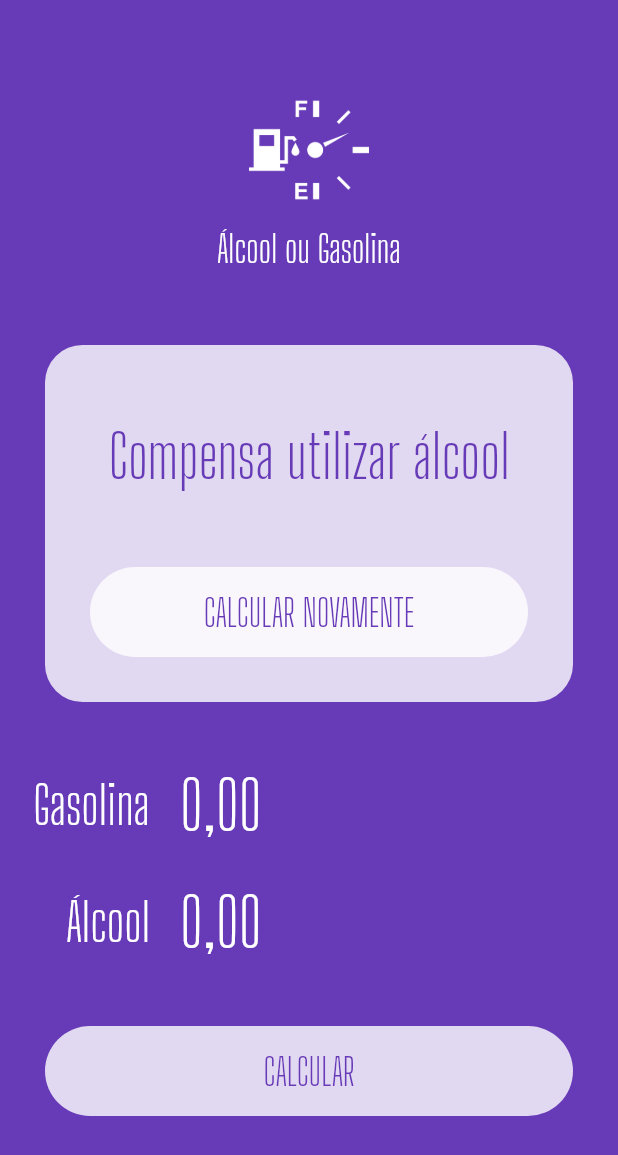
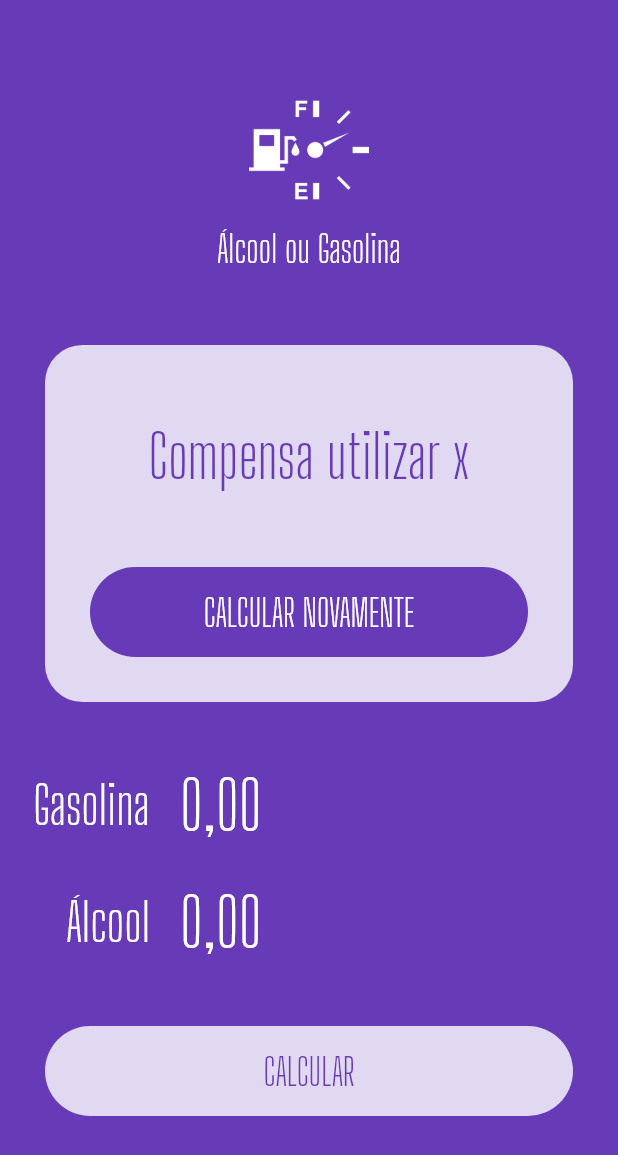
Before and after one commit to enilsonfilho/aog, a Flutter app: the screen it shows after launch, on a phone screen of 412 x 824 dp. Shown: the top 1155 px of the screen. Run offline on Flutter 3.47's test engine with Material 2 defaults, Android fonts, the phone set to English and light mode, and no system bars; our stand-ins replace flutter_masked_text.

Commit message:
Componentizando o success

```diff
--- a/lib/main.dart
+++ b/lib/main.dart
@@ -1,5 +1,7 @@
 import 'package:aog/widget/input.widget.dart';
+import 'package:aog/widget/loading-button.widget.dart';
 import 'package:aog/widget/logo.widget.dart';
+import 'package:aog/widget/success.widget.dart';
 import 'package:flutter/material.dart';
 import 'package:flutter_masked_text/flutter_masked_text.dart';
 
@@ -34,53 +36,9 @@ class HomePage extends StatelessWidget {
       body: ListView(
         children: <Widget>[
           Logo(),
-          Container(
-            margin: EdgeInsets.all(30),
-            decoration: BoxDecoration(
-              color: Colors.white.withOpacity(0.8),
-              borderRadius: BorderRadius.circular(25),
-            ),
-            child: Column(
-              children: <Widget>[
-                const SizedBox(
-                  height: 50,
-                ),
-                Text(
-                  "Compensa utilizar álcool",
-                  style: TextStyle(
-                    color: Theme.of(context).primaryColor,
-                    fontSize: 40,
-                    fontFamily: "Big Shoulders Display",
-                  ),
-                  textAlign: TextAlign.center,
-                ),
-                const SizedBox(
-                  height: 20,
-                ),
-                Container(
-                  margin: EdgeInsets.all(30),
-                  height: 60,
-                  width: double.infinity,
-                  decoration: BoxDecoration(
-                    color: Colors.white.withOpacity(0.8),
-                    borderRadius: BorderRadius.circular(
-                      50,
-                    ),
-                  ),
-                  child: TextButton(
-                    child: Text(
-                      "CALCULAR NOVAMENTE",
-                      style: TextStyle(
-                        color: Theme.of(context).primaryColor,
-                        fontSize: 25,
-                        fontFamily: "Big Shoulders Display",
-                      ),
-                    ),
-                    onPressed: () {},
-                  ),
-                ),
-              ],
-            ),
+          Success(
+            reset: (){},
+            result: "Compensa utilizar x"
           ),
           Input(
             label: "Gasolina",
@@ -90,26 +48,11 @@ class HomePage extends StatelessWidget {
             label: "Álcool",
             ctrl: _alcCtrl,
           ),
-          Container(
-            margin: EdgeInsets.all(30),
-            height: 60,
-            decoration: BoxDecoration(
-              color: Colors.white.withOpacity(0.8),
-              borderRadius: BorderRadius.circular(
-                50,
-              ),
-            ),
-            child: TextButton(
-              child: Text(
-                "CALCULAR",
-                style: TextStyle(
-                  color: Theme.of(context).primaryColor,
-                  fontSize: 25,
-                  fontFamily: "Big Shoulders Display",
-                ),
-              ),
-              onPressed: () {},
-            ),
+          LoadingButton(
+            busy: false,
+            invert: false,
+            func: () {},
+            text: "CALCULAR",
           ),
         ],
       ),
--- /dev/null
+++ b/lib/widget/loading-button.widget.dart
@@ -0,0 +1,54 @@
+import 'package:flutter/material.dart';
+
+class LoadingButton extends StatelessWidget {
+
+  var busy = false;
+  var invert = false;
+  Function func;
+  var text = "";
+
+  LoadingButton({
+    required this.busy,
+    required this.invert,
+    required this.func,
+    required this.text,
+  });
+
+  @override
+  Widget build(BuildContext context) {
+    return
+    busy ? Container(
+      alignment: Alignment.center,
+      height: 50,
+      child: const CircularProgressIndicator(
+        backgroundColor: Colors.white,
+      ),
+    )
+    : Container(
+      margin: const EdgeInsets.all(30),
+      height: 60,
+      width: double.infinity,
+      decoration: BoxDecoration(
+        color: invert
+        ? Theme.of(context).primaryColor
+        : Colors.white.withOpacity(0.8),
+        borderRadius: BorderRadius.circular(
+          50,
+        ),
+      ),
+      child: TextButton(
+        child: Text(
+          text,
+          style: TextStyle(
+            color: invert
+            ? Colors.white
+            : Theme.of(context).primaryColor,
+            fontSize: 25,
+            fontFamily: "Big Shoulders Display",
+          ),
+        ),
+        onPressed: func(),
+      ),
+    );
+  }
+}
--- /dev/null
+++ b/lib/widget/success.widget.dart
@@ -0,0 +1,49 @@
+import 'package:flutter/material.dart';
+
+import 'loading-button.widget.dart';
+
+class Success extends StatelessWidget {
+  var result = "";
+  Function reset;
+
+  Success({
+    required this.result,
+    required this.reset,
+  });
+
+  @override
+  Widget build(BuildContext context) {
+    return Container(
+      margin: EdgeInsets.all(30),
+      decoration: BoxDecoration(
+        color: Colors.white.withOpacity(0.8),
+        borderRadius: BorderRadius.circular(25),
+      ),
+      child: Column(
+        children: <Widget>[
+          const SizedBox(
+            height: 50,
+          ),
+          Text(
+            result,
+            style: TextStyle(
+              color: Theme.of(context).primaryColor,
+              fontSize: 40,
+              fontFamily: "Big Shoulders Display",
+            ),
+            textAlign: TextAlign.center,
+          ),
+          const SizedBox(
+            height: 20,
+          ),
+          LoadingButton(
+            busy: false,
+            invert: true,
+            func: reset,
+            text: "CALCULAR NOVAMENTE",
+          ),
+        ],
+      ),
+    );
+  }
+}
```
